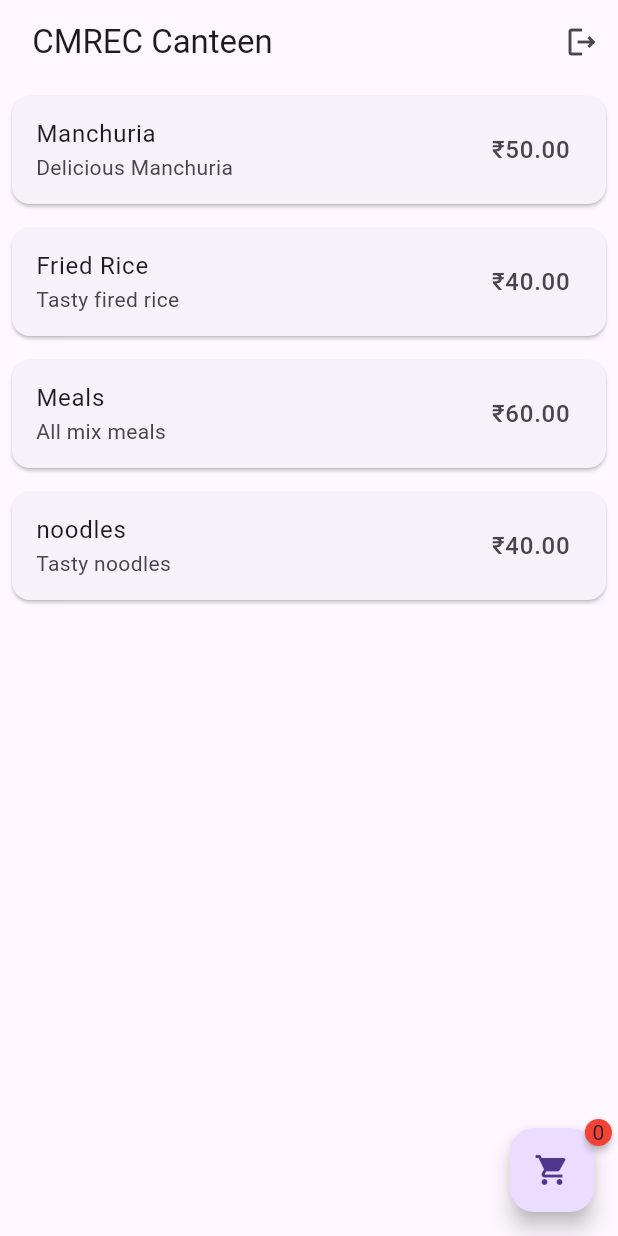
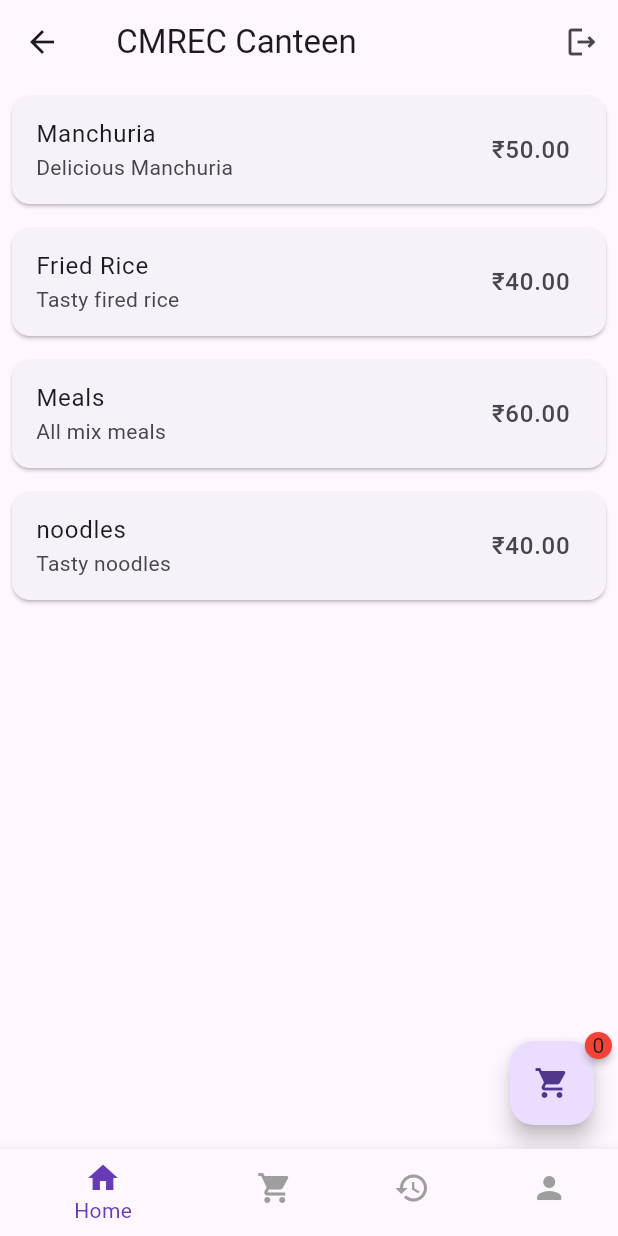
Before and after one commit to tunkashwinraj/UrbanCanteen-User-Booking-App, a Flutter app: the screen it shows after launch, on a phone screen of 412 x 824 dp. Run offline on Flutter 3.47's test engine with Material 3 defaults, Android fonts, the light colour scheme and no system bars; drawn by our look-alikes of badges; our stand-ins replace cloud_firestore, firebase_auth, firebase_core, firebase_messaging, google_sign_in, qr_flutter; missing offline and left inert: phonepe_payment_sdk; accounts and stored records are empty.

```diff
--- a/lib/auth/screens/googleLogin.dart
+++ b/lib/auth/screens/googleLogin.dart
@@ -20,7 +20,7 @@ class GoogleSignUpPage extends StatelessWidget {
 
       final UserCredential userCredential = await _auth.signInWithCredential(credential);
       if (userCredential.user != null) {
-        Navigator.push(context, MaterialPageRoute(builder: (context)=> HomePage()));
+        Navigator.push(context, MaterialPageRoute(builder: (context)=> HomePage(onCartUpdated: (cart) {})));
       }
       return userCredential;
     } catch (e) {
--- a/lib/auth/screens/loginPage.dart
+++ b/lib/auth/screens/loginPage.dart
@@ -17,7 +17,7 @@ class LoginPage extends StatelessWidget {
       User? user = userCredential.user; // Get the User object, which might be nullable
 
       if (user != null) {
-        Navigator.push(context, MaterialPageRoute(builder: (context) => HomePage()));
+        Navigator.push(context, MaterialPageRoute(builder: (context) => HomePage(onCartUpdated: (cart) {})));
       }
     } catch (e) {
       ScaffoldMessenger.of(context).showSnackBar(SnackBar(content: Text(e.toString())));
--- a/lib/auth/screens/phoneAuth.dart
+++ b/lib/auth/screens/phoneAuth.dart
@@ -16,7 +16,7 @@ class PhoneAuthPage extends StatelessWidget {
       verificationCompleted: (PhoneAuthCredential credential) async {
         UserCredential userCredential = await _auth.signInWithCredential(credential);
         if (userCredential.user != null) {
-          Navigator.push(context, MaterialPageRoute(builder: (context)=> HomePage()));
+          Navigator.push(context, MaterialPageRoute(builder: (context)=> HomePage(onCartUpdated: (cart) {})));
         }
       },
       verificationFailed: (FirebaseAuthException e) {
@@ -36,7 +36,7 @@ class PhoneAuthPage extends StatelessWidget {
     PhoneAuthCredential credential = PhoneAuthProvider.credential(verificationId: verificationId, smsCode: smsCodeController.text);
     UserCredential userCredential = await _auth.signInWithCredential(credential);
     if (userCredential.user != null) {
-      Navigator.push(context, MaterialPageRoute(builder: (context)=> HomePage()));
+      Navigator.push(context, MaterialPageRoute(builder: (context)=> HomePage(onCartUpdated: (cart) {})));
     }
   }
 
--- /dev/null
+++ b/lib/bottom_navigation/BottomNavigation.dart
@@ -0,0 +1,112 @@
+import 'package:flutter/material.dart';
+import 'package:testingproback/bottom_navigation/previous_Orders_Page.dart';
+import 'package:testingproback/bottom_navigation/profile_page.dart';
+import 'package:testingproback/food_items/food_item.dart';
+import 'package:testingproback/screens/cart_page.dart';
+import 'package:testingproback/screens/homePage.dart';
+
+class BottomNavigation extends StatefulWidget {
+  @override
+  _BottomNavigationState createState() => _BottomNavigationState();
+}
+
+class _BottomNavigationState extends State<BottomNavigation> {
+  int _currentIndex = 0;
+  List<FoodItem> cart = [];
+  late List<Widget> _pages;
+
+  @override
+  void initState() {
+    super.initState();
+    _pages = [
+      HomePage(onCartUpdated: _updateCart),
+      CartPage(cart: cart),
+      PreviousOrdersPage(),
+      ProfilePage(),
+    ];
+  }
+  void _updateCart(List<FoodItem> updatedCart) {
+    print("Cart updated: $updatedCart");
+    setState(() {
+      cart = updatedCart;
+    });
+  }
+
+
+
+
+
+  @override
+  Widget build(BuildContext context) {
+    return Scaffold(
+      body: _pages[_currentIndex],
+      bottomNavigationBar: BottomNavigationBar(
+        currentIndex: _currentIndex,
+        onTap: (index) {
+          setState(() {
+            _currentIndex = index;
+          });
+        },
+        unselectedItemColor: Colors.grey,
+        selectedItemColor: Colors.deepPurple,
+        items: [
+          BottomNavigationBarItem(
+            icon: Icon(Icons.home),
+            label: 'Home',
+          ),
+          BottomNavigationBarItem(
+            icon: InkWell(
+              onTap: _navigateToCart,
+              child: Stack(
+                children: [
+                  Icon(Icons.shopping_cart),
+                  if (cart.isNotEmpty)
+                    Positioned(
+                      right: 0,
+                      child: Container(
+                        padding: EdgeInsets.all(2),
+                        decoration: BoxDecoration(
+                          color: Colors.red,
+                          borderRadius: BorderRadius.circular(8),
+                        ),
+                        constraints: BoxConstraints(
+                          minWidth: 10,
+                          minHeight: 10,
+                        ),
+                        child: Text(
+                          cart.length.toString(),
+                          textAlign: TextAlign.center,
+                          style: TextStyle(
+                            color: Colors.white,
+                            fontSize: 8,
+                          ),
+                        ),
+                      ),
+                    ),
+                ],
+              ),
+            ),
+            label: 'Cart',
+          ),
+
+          BottomNavigationBarItem(
+            icon: Icon(Icons.history),
+            label: 'Previous Orders',
+          ),
+          BottomNavigationBarItem(
+            icon: Icon(Icons.person),
+            label: 'Profile',
+          ),
+        ],
+      ),
+    );
+  }
+  void _navigateToCart() {
+    Navigator.push(
+      context,
+      MaterialPageRoute(
+        builder: (context) => CartPage(cart: cart),
+      ),
+    );
+  }
+}
--- /dev/null
+++ b/lib/bottom_navigation/profile_page.dart
@@ -0,0 +1,20 @@
+import 'package:flutter/material.dart';
+
+class ProfilePage extends StatelessWidget {
+  @override
+  Widget build(BuildContext context) {
+    return MaterialApp(
+      title: 'Material App',
+      home: Scaffold(
+        appBar: AppBar(
+          title: Text('Material App Bar'),
+        ),
+        body: Center(
+          child: Container(
+            child: Text('Hello World'),
+          ),
+        ),
+      ),
+    );
+  }
+}
--- a/lib/main.dart
+++ b/lib/main.dart
@@ -2,6 +2,7 @@ import 'package:firebase_core/firebase_core.dart';
 import 'package:firebase_messaging/firebase_messaging.dart';
 import 'package:flutter/material.dart';
 import 'package:testingproback/auth/screens/googleLogin.dart';
+import 'package:testingproback/bottom_navigation/BottomNavigation.dart';
 import 'package:testingproback/firebase_options.dart';
 import 'package:testingproback/screens/homePage.dart';
 import 'package:testingproback/auth/screens/loginPage.dart';
@@ -20,9 +21,11 @@ class MyApp extends StatelessWidget {
   Widget build(BuildContext context) {
     return MaterialApp(
       debugShowCheckedModeBanner: false,
-      home: HomePage(),
+      home: BottomNavigation(),
+      initialRoute: '/home',
       routes: {
         '/login': (context) => LoginPage(),
+        '/home': (context) => BottomNavigation(),
         '/google_signup': (context) => GoogleSignUpPage(),
         // Other routes...
       },
--- a/lib/screens/homePage.dart
+++ b/lib/screens/homePage.dart
@@ -1,3 +1,5 @@
+// HomePage.dart
+
 import 'package:badges/badges.dart';
 import 'package:firebase_auth/firebase_auth.dart';
 import 'package:flutter/material.dart';
@@ -7,8 +9,12 @@ import 'package:testingproback/food_items/food_item.dart';
 import 'package:badges/badges.dart' as badges;
 import 'package:testingproback/utils/utilies.dart';
 
+class HomePage extends StatefulWidget {
+  final Function(List<FoodItem>) onCartUpdated;
 
-class HomePage extends StatefulWidget {
+  HomePage({required this.onCartUpdated});
+
+
   @override
   _HomePageState createState() => _HomePageState();
 }
@@ -29,38 +35,56 @@ class _HomePageState extends State<HomePage> {
     return Scaffold(
       appBar: AppBar(
         actions: [
-           IconButton(onPressed: (){
+          IconButton(
+            onPressed: () {
               FirebaseAuth.instance.currentUser;
-             FirebaseAuth.instance.signOut().then((value){
-               Navigator.push(context, MaterialPageRoute(builder: (context)=> LoginPage()));
+              FirebaseAuth.instance.signOut().then((value) {
+                Navigator.push(
+                  context,
+                  MaterialPageRoute(builder: (context) => LoginPage()),
+                );
               });
             },
-             icon: Icon(Icons.logout_outlined),)
+            icon: Icon(Icons.logout_outlined),
+          )
         ],
         title: Text(' CMREC Canteen'),
       ),
       body: ListView.builder(
         itemCount: foodItems.length,
         itemBuilder: (context, index) {
-          return Card(
+          return InkWell(
+            onTap: () {
+              setState(() {
+                cart.add(foodItems[index]);
+                widget.onCartUpdated(cart);
+              });
+            },
+            child: Card(
               margin: EdgeInsets.all(8.0),
               child: ListTile(
                 title: Text(foodItems[index].name),
                 subtitle: Text(foodItems[index].description),
-              trailing: Text('\₹${foodItems[index].price.toStringAsFixed(2)}', style: TextStyle(fontSize: 16.0), ),
+                trailing: Text(
+                  '\₹${foodItems[index].price.toStringAsFixed(2)}',
+                  style: TextStyle(fontSize: 16.0),
+                ),
                 onTap: () {
                   // Handle adding the item to the cart
                   setState(() {
                     cart.add(foodItems[index]);
+                     // Notify parent about the update
                   });
                 },
+              ),
             ),
           );
         },
       ),
       floatingActionButton: badges.Badge(
         badgeContent: Text(cart.length.toString()), // Show the cart item count
-        position: badges.BadgePosition.topEnd(top: -12, end: -12), // Adjust the badge position
+        position:
+        badges.BadgePosition.topEnd(top: -12, end: -12), // Adjust the badge position
         child: FloatingActionButton(
           onPressed: () {
             Navigator.push(
--- a/pubspec.yaml
+++ b/pubspec.yaml
@@ -54,6 +54,7 @@ dependencies:
 
 
 
+
 dev_dependencies:
   flutter_test:
     sdk: flutter
```
Also changed, not shown: lib/bottom_navigation/previous_Orders_Page.dart (added, +127 -0 lines), lib/phonepe/PhonePePayment.dart (+105 -88 lines), lib/phonepe/upi_payment_page.dart (added, +203 -0 lines), lib/screens/checkout_page.dart (+20 -0 lines), 1 other file. Lines whose indentation alone changed are shown as unchanged.
